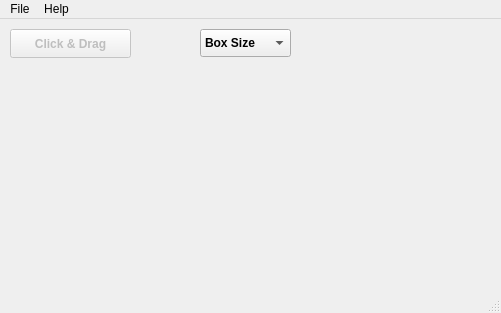
scimulate/CrayonVISOR, file CrayonVISOR/mainwindow.ui: the form before one commit.
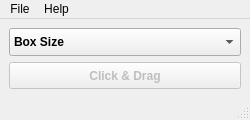
The form after the commit.

The edit to the form file:
```diff
--- a/CrayonVISOR/mainwindow.ui
+++ b/CrayonVISOR/mainwindow.ui
@@ -6,22 +6,36 @@
    <rect>
     <x>0</x>
     <y>0</y>
-    <width>501</width>
-    <height>313</height>
+    <width>250</width>
+    <height>120</height>
    </rect>
   </property>
+  <property name="minimumSize">
+   <size>
+    <width>250</width>
+    <height>120</height>
+   </size>
+  </property>
+  <property name="maximumSize">
+   <size>
+    <width>500</width>
+    <height>240</height>
+   </size>
+  </property>
   <property name="windowTitle">
    <string>CrayonVISOR</string>
   </property>
   <widget class="QWidget" name="centralwidget">
+   <layout class="QGridLayout" name="gridLayout">
+    <item row="0" column="0">
+     <layout class="QVBoxLayout" name="verticalLayout">
+      <item>
    <widget class="QComboBox" name="comboBox">
-    <property name="geometry">
-     <rect>
-      <x>200</x>
-      <y>10</y>
-      <width>91</width>
-      <height>28</height>
-     </rect>
+        <property name="sizePolicy">
+         <sizepolicy hsizetype="Preferred" vsizetype="Expanding">
+          <horstretch>0</horstretch>
+          <verstretch>0</verstretch>
+         </sizepolicy>
     </property>
     <property name="font">
      <font>
@@ -70,17 +84,17 @@
      </property>
     </item>
    </widget>
+      </item>
+      <item>
    <widget class="QPushButton" name="pushButton">
     <property name="enabled">
      <bool>false</bool>
     </property>
-    <property name="geometry">
-     <rect>
-      <x>10</x>
-      <y>10</y>
-      <width>121</width>
-      <height>29</height>
-     </rect>
+        <property name="sizePolicy">
+         <sizepolicy hsizetype="Minimum" vsizetype="Expanding">
+          <horstretch>0</horstretch>
+          <verstretch>0</verstretch>
+         </sizepolicy>
     </property>
     <property name="font">
      <font>
@@ -91,14 +105,18 @@
      <string>Click &amp;&amp; Drag</string>
     </property>
    </widget>
+      </item>
+     </layout>
+    </item>
+   </layout>
   </widget>
   <widget class="QMenuBar" name="menubar">
    <property name="geometry">
     <rect>
      <x>0</x>
      <y>0</y>
-     <width>501</width>
-     <height>26</height>
+     <width>250</width>
+     <height>21</height>
     </rect>
    </property>
    <widget class="QMenu" name="menuFile">
```
Lines whose indentation alone changed are shown as unchanged.
